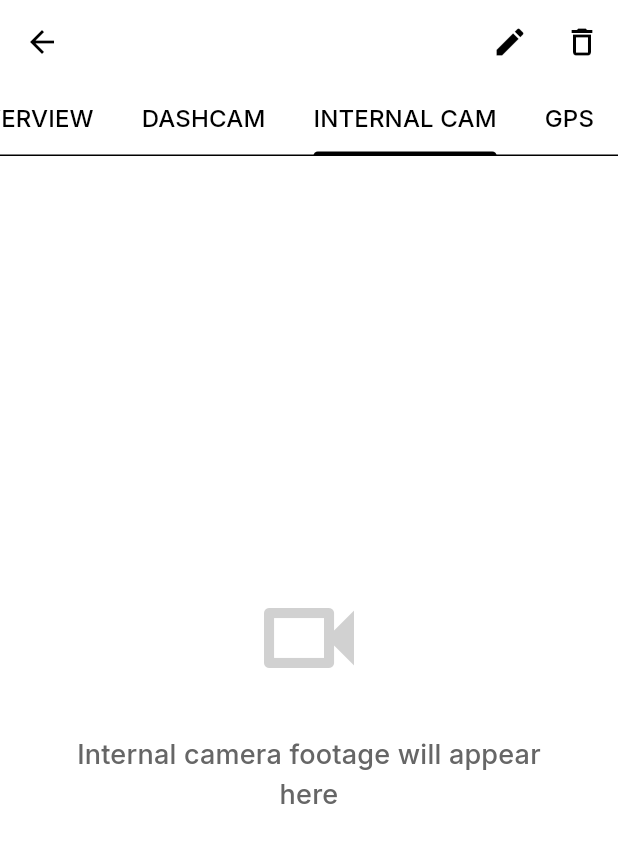
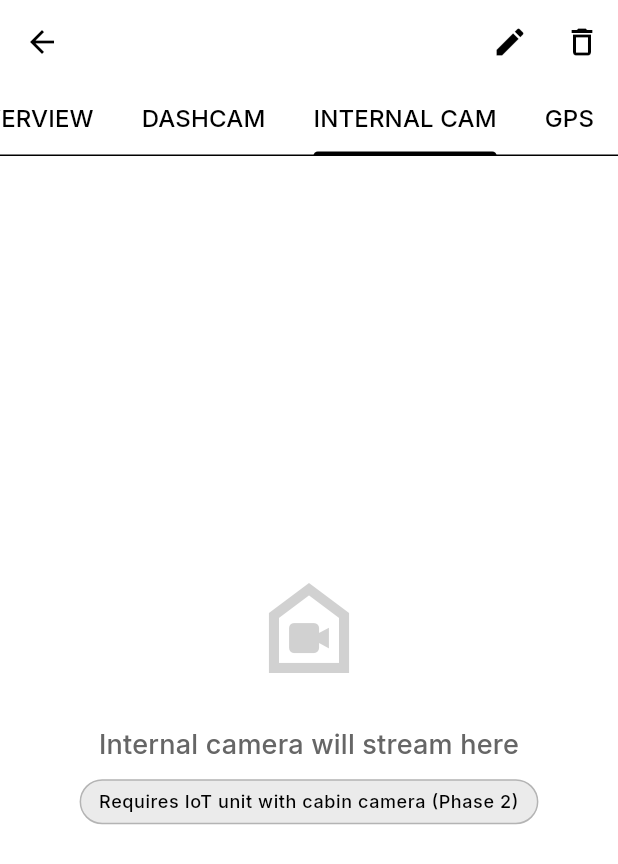
Before and after one commit to Zidan15/Rental_Car_Service_Provider_App, a Flutter app: the VehicleDetailScreen screen opened directly with empty values, tab 3 chosen, on a phone screen of 412 x 824 dp. Shown: the top 864 px of the screen. Run offline on Flutter 3.47's test engine with Material 3 defaults, Android fonts, the phone set to English and light mode, and no system bars; our stand-ins replace fl_chart, flutter_map, google_fonts, image_picker, latlong2, supabase_flutter; accounts and stored records are empty.

Commit message:
chore: align alcohol level type to string, improve vehicle detail tabs, configure gradle build tools, and add pi uploader script

```diff
--- a/lib/screens/add_vehicle_screen.dart
+++ b/lib/screens/add_vehicle_screen.dart
@@ -162,7 +162,8 @@ class _AddVehicleScreenState extends State<AddVehicleScreen> {
           locationId: _selectedLocationId,
           status: VehicleStatus.healthy,
           lastReading: DateTime.now(),
-          alcoholLevel: 0.0,
+          alcoholLevel: 'Sober',
+
           engineTemp: 0.0,
           speed: 0.0,
           latitude: 0.0,
--- a/lib/screens/vehicle_detail_screen.dart
+++ b/lib/screens/vehicle_detail_screen.dart
@@ -155,8 +155,16 @@ class _VehicleDetailScreenState extends State<VehicleDetailScreen> {
           child: TabBarView(
             children: [
               _OverviewTab(vehicle: _vehicle),
-              _PlaceholderTab(message: 'Dashcam footage will appear here'),
-              _PlaceholderTab(message: 'Internal camera footage will appear here'),
+              _PlaceholderTab(
+                message: 'Dashcam footage will stream here',
+                subtitle: 'Requires IoT unit with dashcam (Phase 2)',
+                icon: Icons.videocam_outlined,
+              ),
+              _PlaceholderTab(
+                message: 'Internal camera will stream here',
+                subtitle: 'Requires IoT unit with cabin camera (Phase 2)',
+                icon: Icons.camera_indoor_outlined,
+              ),
               _GPSTab(vehicle: _vehicle),
             ],
           ),
@@ -386,14 +394,8 @@ class _GPSTabState extends State<_GPSTab> {
   // Real-time subscription
   StreamSubscription<List<Map<String, dynamic>>>? _sensorSubscription;
 
-  // Goa center coordinates
+  // Goa center coordinates (default view when no GPS data yet)
   static const LatLng _goaCenter = LatLng(15.2993, 74.1240);
-
-  // Goa bounds for restricting the map (approximate for OSM)
-  static final LatLngBounds _goaBounds = LatLngBounds(
-    const LatLng(14.8, 73.6),
-    const LatLng(15.8, 74.5),
-  );
 
   @override
   void initState() {
@@ -476,11 +478,9 @@ class _GPSTabState extends State<_GPSTab> {
             options: MapOptions(
               initialCenter: _vehicleLocation,
               initialZoom: 12.0,
-              minZoom: 8.0,
+              minZoom: 3.0,
               maxZoom: 18.0,
-              cameraConstraint: CameraConstraint.contain(
-                bounds: _goaBounds,
-              ),
+              // No cameraConstraint — Pi may send test coords outside Goa bounds
               interactionOptions: const InteractionOptions(
                 flags: InteractiveFlag.all & ~InteractiveFlag.rotate,
               ),
@@ -579,8 +579,10 @@ class _GPSTabState extends State<_GPSTab> {
 
 class _PlaceholderTab extends StatelessWidget {
   final String message;
-  const _PlaceholderTab({required this.message});
-  // ... (your code is perfect) ...
+  final String? subtitle;
+  final IconData? icon;
+  const _PlaceholderTab({required this.message, this.subtitle, this.icon});
+
   @override
   Widget build(BuildContext context) {
     final theme = Theme.of(context);
@@ -592,7 +594,7 @@ class _PlaceholderTab extends StatelessWidget {
           mainAxisSize: MainAxisSize.min,
           children: [
             Icon(
-              Icons.videocam_outlined,
+              icon ?? Icons.videocam_outlined,
               size: 80,
               color: theme.colorScheme.secondary.withAlpha(77),
             ),
@@ -604,12 +606,32 @@ class _PlaceholderTab extends StatelessWidget {
               ),
               textAlign: TextAlign.center,
             ),
+            if (subtitle != null) ...[
+              const SizedBox(height: 10),
+              Container(
+                padding: const EdgeInsets.symmetric(horizontal: 12, vertical: 6),
+                decoration: BoxDecoration(
+                  color: theme.colorScheme.primary.withAlpha(20),
+                  borderRadius: BorderRadius.circular(20),
+                  border: Border.all(color: theme.colorScheme.primary.withAlpha(60)),
+                ),
+                child: Text(
+                  subtitle!,
+                  style: theme.textTheme.bodySmall?.copyWith(
+                    color: theme.colorScheme.primary,
+                    fontWeight: FontWeight.w500,
+                  ),
+                  textAlign: TextAlign.center,
+                ),
+              ),
+            ],
           ],
         ),
       ),
     );
   }
 }
+
 
 class _InfoCard extends StatelessWidget {
   final String title;
--- a/pubspec.yaml
+++ b/pubspec.yaml
@@ -18,7 +18,7 @@ dependencies:
   url_launcher: ^6.2.5
   flutter_map: ^7.0.2
   latlong2: ^0.9.1
-  image_picker: ^1.1.2
+  image_picker: ^1.0.7
 
 dev_dependencies:
   flutter_test:
```
Also changed, not shown: 2 other files.
